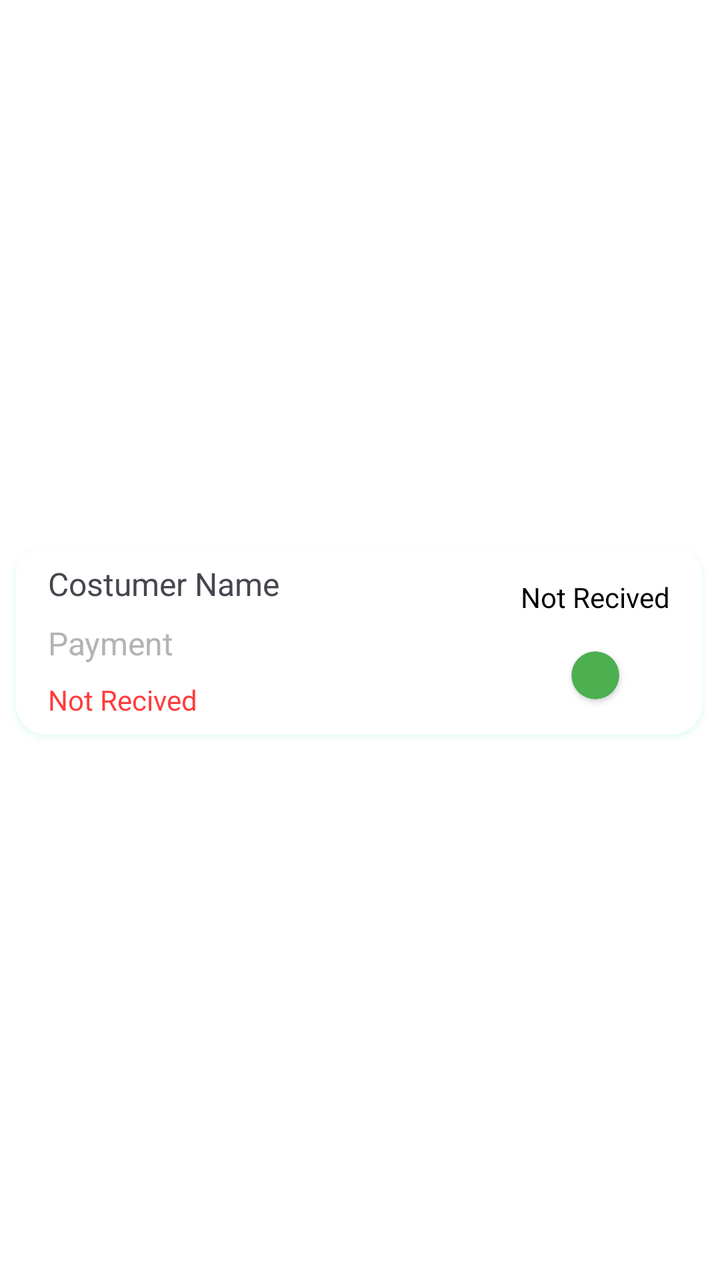
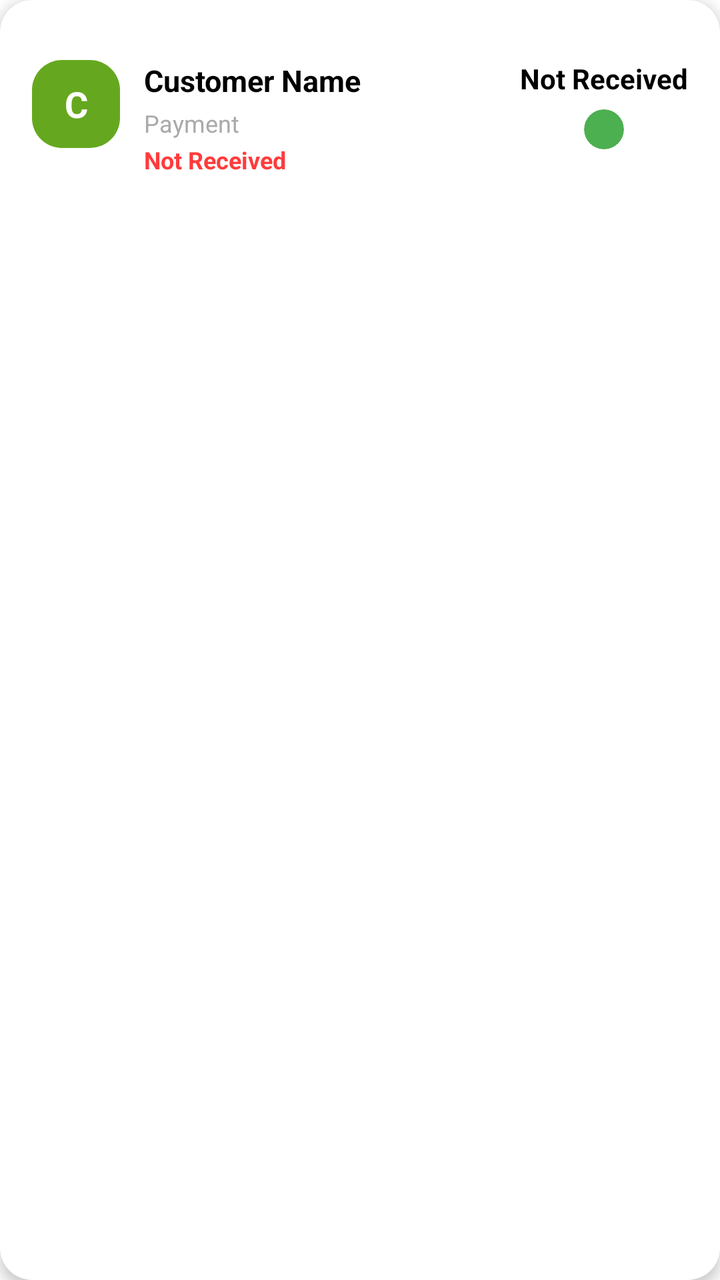

Compare the two renders of this Android layout. The source of the first and the diff that turns it into the second are given below.
<!-- AndroidManifest.xml: application theme Theme.Admin -->
<!-- res/layout/deliveryitem.xml -->
<?xml version="1.0" encoding="utf-8"?>
<androidx.constraintlayout.widget.ConstraintLayout xmlns:android="http://schemas.android.com/apk/res/android"
    xmlns:app="http://schemas.android.com/apk/res-auto"
    android:layout_width="match_parent"
    android:layout_height="wrap_content"
    android:background="@color/white">

    <androidx.cardview.widget.CardView
        android:layout_width="match_parent"
        android:layout_height="wrap_content"
        android:layout_marginStart="8dp"
        android:layout_marginTop="8dp"
        android:layout_marginEnd="9dp"
        android:layout_marginBottom="8dp"
        android:elevation="2dp"
        android:outlineSpotShadowColor="@color/textcolor"
        app:cardCornerRadius="15dp"
        app:layout_constraintBottom_toBottomOf="parent"
        app:layout_constraintEnd_toEndOf="parent"
        app:layout_constraintStart_toStartOf="parent"
        app:layout_constraintTop_toTopOf="parent">

        <androidx.constraintlayout.widget.ConstraintLayout
            android:layout_width="match_parent"
            android:layout_height="match_parent">

            <TextView
                android:id="@+id/costumername"
                android:layout_width="wrap_content"
                android:layout_height="wrap_content"
                android:layout_marginStart="16dp"
                android:layout_marginTop="8dp"
                android:layout_marginRight="8dp"
                android:layout_marginBottom="8dp"
                android:text="Costumer Name"
                android:textSize="16sp"
                app:layout_constraintStart_toStartOf="parent"
                app:layout_constraintTop_toTopOf="parent" />

            <TextView
                android:id="@+id/textView"
                android:layout_width="wrap_content"
                android:layout_height="wrap_content"
                android:layout_marginTop="8dp"
                android:layout_marginRight="8dp"
                android:layout_marginBottom="8dp"
                android:text="Payment"
                android:textColor="#b3b3b3"
                android:textSize="16sp"
                app:layout_constraintStart_toStartOf="@id/costumername"
                app:layout_constraintTop_toBottomOf="@+id/costumername" />

            <TextView
                android:id="@+id/statusofmoney"
                android:layout_width="wrap_content"
                android:layout_height="wrap_content"
                android:layout_marginTop="8dp"
                android:layout_marginRight="8dp"
                android:layout_marginBottom="8dp"
                android:text="Not Recived"
                android:textColor="#ff3b3b"
                app:layout_constraintBottom_toBottomOf="parent"
                app:layout_constraintStart_toStartOf="@+id/textView"
                app:layout_constraintTop_toBottomOf="@+id/textView"
                app:layout_goneMarginBottom="8dp" />

            <TextView
                android:id="@+id/textView11"
                android:layout_width="wrap_content"
                android:layout_height="wrap_content"
                android:layout_marginEnd="16dp"
                android:layout_marginTop="16dp"

                android:text="Not Recived"
                android:textColor="@color/black"
                app:layout_constraintEnd_toEndOf="parent"
                app:layout_constraintTop_toTopOf="parent"
                />
            <androidx.cardview.widget.CardView
                android:id="@+id/status"
                android:layout_width="24dp"
                android:layout_height="24dp"
                app:cardCornerRadius="22dp"
                android:backgroundTint="#4caf50"
                app:layout_constraintBottom_toBottomOf="parent"
                app:layout_constraintEnd_toEndOf="@id/textView11"
                app:layout_constraintStart_toStartOf="@id/textView11"
                app:layout_constraintTop_toBottomOf="@id/textView11"
                />

        </androidx.constraintlayout.widget.ConstraintLayout>

    </androidx.cardview.widget.CardView>
</androidx.constraintlayout.widget.ConstraintLayout>
<!-- resources referenced by this layout -->
<resources>
  <color name="black">#FF000000</color>
  <color name="textcolor">#53E88B</color>
  <color name="white">#FFFFFFFF</color>
  <style name="Theme.Admin" parent="Base.Theme.Admin" />
  <style name="Base.Theme.Admin" parent="Theme.Material3.DayNight.NoActionBar">
          <item name="colorPrimary">#4CAF50</item>
          <item name="colorPrimaryVariant">#388E3C</item>
          <item name="colorOnPrimary">@android:color/white</item>
          <item name="android:windowBackground">@color/white</item>
      </style>
</resources>

<!-- the commit's change to res/layout/deliveryitem.xml (unified diff, before → after) -->
@@ -1,94 +1,105 @@
 <?xml version="1.0" encoding="utf-8"?>
-<androidx.constraintlayout.widget.ConstraintLayout xmlns:android="http://schemas.android.com/apk/res/android"
+<androidx.cardview.widget.CardView xmlns:android="http://schemas.android.com/apk/res/android"
     xmlns:app="http://schemas.android.com/apk/res-auto"
     android:layout_width="match_parent"
     android:layout_height="wrap_content"
-    android:background="@color/white">
+    android:layout_marginStart="12dp"
+    android:layout_marginEnd="12dp"
+    android:layout_marginBottom="10dp"
+    app:cardCornerRadius="16dp"
+    app:cardElevation="4dp"
+    app:cardBackgroundColor="#FFFFFF">
 
-    <androidx.cardview.widget.CardView
+    <androidx.constraintlayout.widget.ConstraintLayout
         android:layout_width="match_parent"
         android:layout_height="wrap_content"
-        android:layout_marginStart="8dp"
-        android:layout_marginTop="8dp"
-        android:layout_marginEnd="9dp"
-        android:layout_marginBottom="8dp"
-        android:elevation="2dp"
-        android:outlineSpotShadowColor="@color/textcolor"
-        app:cardCornerRadius="15dp"
-        app:layout_constraintBottom_toBottomOf="parent"
-        app:layout_constraintEnd_toEndOf="parent"
-        app:layout_constraintStart_toStartOf="parent"
-        app:layout_constraintTop_toTopOf="parent">
+        android:padding="16dp">
 
-        <androidx.constraintlayout.widget.ConstraintLayout
-            android:layout_width="match_parent"
-            android:layout_height="match_parent">
+        
+        <TextView
+            android:id="@+id/avatarText"
+            android:layout_width="44dp"
+            android:layout_height="44dp"
+            android:background="@drawable/green_button"
+            android:gravity="center"
+            android:text="C"
+            android:textColor="#FFFFFF"
+            android:textSize="18sp"
+            android:textStyle="bold"
+            app:layout_constraintStart_toStartOf="parent"
+            app:layout_constraintTop_toTopOf="parent"
+            app:layout_constraintBottom_toBottomOf="parent" />
 
-            <TextView
-                android:id="@+id/costumername"
-                android:layout_width="wrap_content"
-                android:layout_height="wrap_content"
-                android:layout_marginStart="16dp"
-                android:layout_marginTop="8dp"
-                android:layout_marginRight="8dp"
-                android:layout_marginBottom="8dp"
-                android:text="Costumer Name"
-                android:textSize="16sp"
-                app:layout_constraintStart_toStartOf="parent"
-                app:layout_constraintTop_toTopOf="parent" />
+        
+        <TextView
+            android:id="@+id/costumername"
+            android:layout_width="0dp"
+            android:layout_height="wrap_content"
+            android:layout_marginStart="12dp"
+            android:text="Customer Name"
+            android:textColor="@color/black"
+            android:textSize="15sp"
+            android:textStyle="bold"
+            app:layout_constraintStart_toEndOf="@+id/avatarText"
+            app:layout_constraintTop_toTopOf="@+id/avatarText"
+            app:layout_constraintEnd_toStartOf="@+id/textView11" />
 
-            <TextView
-                android:id="@+id/textView"
-                android:layout_width="wrap_content"
-                android:layout_height="wrap_content"
-                android:layout_marginTop="8dp"
-                android:layout_marginRight="8dp"
-                android:layout_marginBottom="8dp"
-                android:text="Payment"
-                android:textColor="#b3b3b3"
-                android:textSize="16sp"
-                app:layout_constraintStart_toStartOf="@id/costumername"
-                app:layout_constraintTop_toBottomOf="@+id/costumername" />
+        
+        <TextView
+            android:id="@+id/textView"
+            android:layout_width="0dp"
+            android:layout_height="wrap_content"
+            android:layout_marginStart="12dp"
+            android:layout_marginTop="3dp"
+            android:text="Payment"
+            android:textColor="#AAAAAA"
+            android:textSize="12sp"
+            app:layout_constraintStart_toEndOf="@+id/avatarText"
+            app:layout_constraintTop_toBottomOf="@+id/costumername"
+            app:layout_constraintEnd_toStartOf="@+id/textView11" />
 
-            <TextView
-                android:id="@+id/statusofmoney"
-                android:layout_width="wrap_content"
-                android:layout_height="wrap_content"
-                android:layout_marginTop="8dp"
-                android:layout_marginRight="8dp"
-                android:layout_marginBottom="8dp"
-                android:text="Not Recived"
-                android:textColor="#ff3b3b"
-                app:layout_constraintBottom_toBottomOf="parent"
-                app:layout_constraintStart_toStartOf="@+id/textView"
-                app:layout_constraintTop_toBottomOf="@+id/textView"
-                app:layout_goneMarginBottom="8dp" />
+        
+        <TextView
+            android:id="@+id/statusofmoney"
+            android:layout_width="0dp"
+            android:layout_height="wrap_content"
+            android:layout_marginStart="12dp"
+            android:layout_marginTop="2dp"
+            android:text="Not Received"
+            android:textColor="#FF3B3B"
+            android:textSize="12sp"
+            android:textStyle="bold"
+            app:layout_constraintStart_toEndOf="@+id/avatarText"
+            app:layout_constraintTop_toBottomOf="@+id/textView"
+            app:layout_constraintEnd_toStartOf="@+id/textView11" />
 
-            <TextView
-                android:id="@+id/textView11"
-                android:layout_width="wrap_content"
-                android:layout_height="wrap_content"
-                android:layout_marginEnd="16dp"
-                android:layout_marginTop="16dp"
+        
+        <TextView
+            android:id="@+id/textView11"
+            android:layout_width="wrap_content"
+            android:layout_height="wrap_content"
+            android:text="Not Received"
+            android:textColor="@color/black"
+            android:textSize="14sp"
+            android:textStyle="bold"
+            app:layout_constraintEnd_toEndOf="parent"
+            app:layout_constraintTop_toTopOf="@+id/avatarText"
+            app:layout_constraintBottom_toTopOf="@+id/status" />
 
-                android:text="Not Recived"
-                android:textColor="@color/black"
-                app:layout_constraintEnd_toEndOf="parent"
-                app:layout_constraintTop_toTopOf="parent"
-                />
-            <androidx.cardview.widget.CardView
-                android:id="@+id/status"
-                android:layout_width="24dp"
-                android:layout_height="24dp"
-                app:cardCornerRadius="22dp"
-                android:backgroundTint="#4caf50"
-                app:layout_constraintBottom_toBottomOf="parent"
-                app:layout_constraintEnd_toEndOf="@id/textView11"
-                app:layout_constraintStart_toStartOf="@id/textView11"
-                app:layout_constraintTop_toBottomOf="@id/textView11"
-                />
+        
+        <androidx.cardview.widget.CardView
+            android:id="@+id/status"
+            android:layout_width="20dp"
+            android:layout_height="20dp"
+            android:layout_marginTop="6dp"
+            app:cardCornerRadius="10dp"
+            app:cardBackgroundColor="#4CAF50"
+            app:cardElevation="0dp"
+            app:layout_constraintEnd_toEndOf="@+id/textView11"
+            app:layout_constraintStart_toStartOf="@+id/textView11"
+            app:layout_constraintTop_toBottomOf="@+id/textView11"
+            app:layout_constraintBottom_toBottomOf="@+id/avatarText" />
 
-        </androidx.constraintlayout.widget.ConstraintLayout>
+    </androidx.constraintlayout.widget.ConstraintLayout>
 
-    </androidx.cardview.widget.CardView>
-</androidx.constraintlayout.widget.ConstraintLayout>
+</androidx.cardview.widget.CardView>
<!-- resource entries referenced after the edit -->
@@ -1,9 +1,19 @@
 <!-- resources referenced by this layout -->
 <resources>
   <color name="black">#FF000000</color>
-  <color name="textcolor">#53E88B</color>
+  <!-- drawable green_button (drawable) -->
+  <?xml version="1.0" encoding="utf-8"?>
+  <shape xmlns:android="http://schemas.android.com/apk/res/android"
+      android:shape="rectangle">
+  
+      <solid android:color="@color/green_button"/>
+  
+      <corners android:radius="15dp"/>
+  
+  </shape>
   <color name="white">#FFFFFFFF</color>
   <style name="Theme.Admin" parent="Base.Theme.Admin" />
+  <color name="green_button">#65A81F</color>
   <style name="Base.Theme.Admin" parent="Theme.Material3.DayNight.NoActionBar">
           <item name="colorPrimary">#4CAF50</item>
           <item name="colorPrimaryVariant">#388E3C</item>
